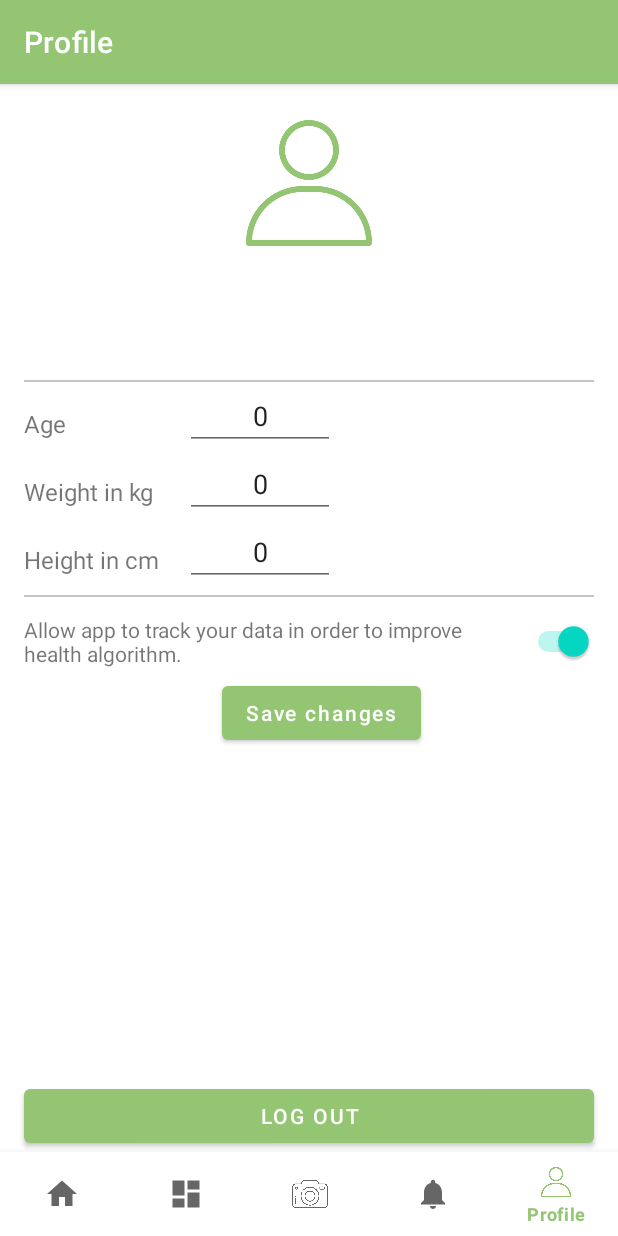
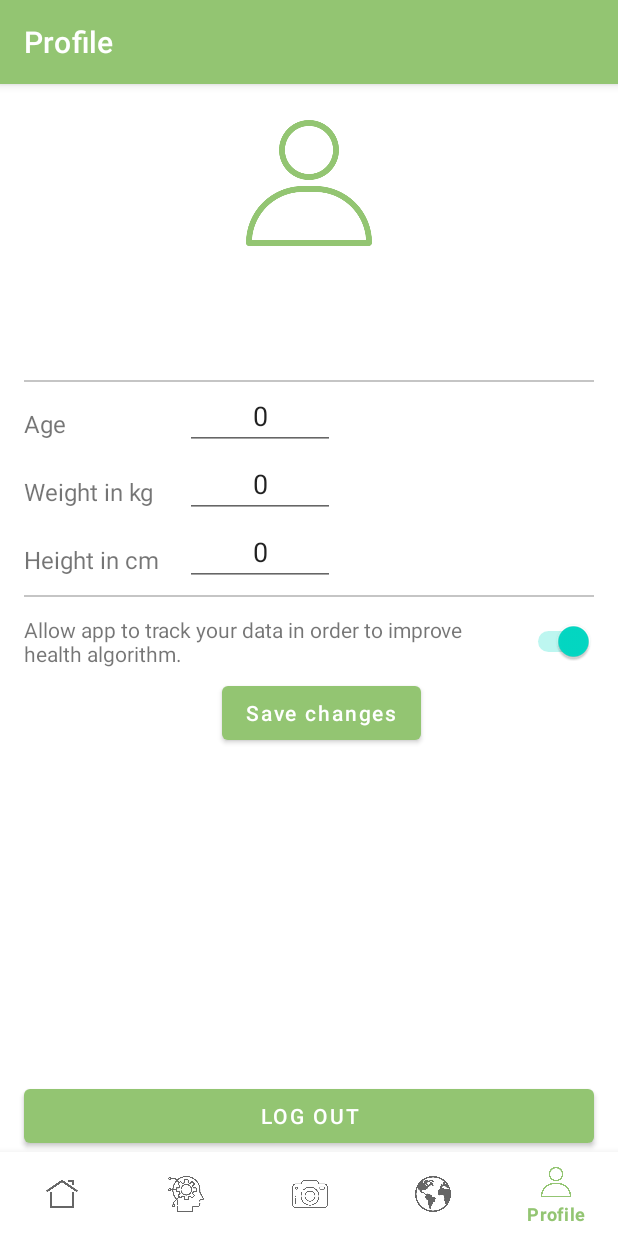
Before and after one commit to lena5rovic98/master, an Android app: the screen it shows after launch once a user with an empty profile is signed in (MainActivity), item 5 of the bottom bar chosen, on a phone screen of 412 x 824 dp. Run offline under Robolectric (Android 15) with nearby library versions, the phone set to English and light mode, and no system bars; our stand-ins replace Firebase (no records; nobody signed in at launch, a user with empty details on screens opened directly), navigation-ui; libraries missing offline, so code that uses them is left out: com.camerakit, org.tensorflow.lite; 12 statements that could not run were skipped.

Commit message:
new bottom menu icons

```diff
--- a/app/src/main/res/menu/bottom_nav_menu.xml
+++ b/app/src/main/res/menu/bottom_nav_menu.xml
@@ -3,12 +3,12 @@
 
     <item
         android:id="@+id/navigation_home"
-        android:icon="@drawable/ic_home_black_24dp"
+        android:icon="@drawable/ic_home"
         android:title="@string/title_home"/>
 
     <item
         android:id="@+id/navigation_dashboard"
-        android:icon="@drawable/ic_dashboard_black_24dp"
+        android:icon="@drawable/ic_machine_learning"
         android:title="@string/title_dashboard"/>
 
     <item
@@ -18,7 +18,7 @@
 
     <item
         android:id="@+id/navigation_notifications"
-        android:icon="@drawable/ic_notifications_black_24dp"
+        android:icon="@drawable/ic_earth"
         android:title="@string/title_notifications"/>
 
     <item
```
Also changed, not shown: app/src/main/res/drawable/ic_earth.png (added), app/src/main/res/drawable/ic_home.png (added), app/src/main/res/drawable/ic_machine_learning.png (added).
